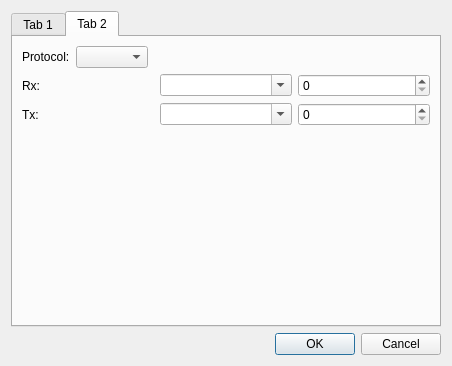
Before: the Qt Designer form src/dialog_connect.ui in TomHyhlik/termik, drawn with Qt 5.
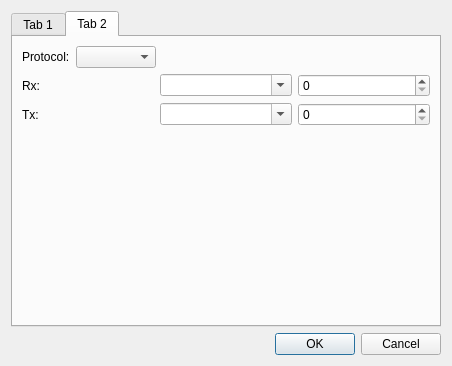
After: the same form once the commit is applied. Icons and pictures are not drawn.

Commit message: fixed: comboBox_networkProtocol size updated

Diff of the .ui file:
```diff
--- a/src/dialog_connect.ui
+++ b/src/dialog_connect.ui
@@ -206,7 +206,14 @@
             </widget>
            </item>
            <item>
-            <widget class="QComboBox" name="comboBox_networkProtocol"/>
+            <widget class="QComboBox" name="comboBox_networkProtocol">
+             <property name="minimumSize">
+              <size>
+               <width>80</width>
+               <height>0</height>
+              </size>
+             </property>
+            </widget>
            </item>
           </layout>
          </item>
```
The commit also changes 2 other files.
